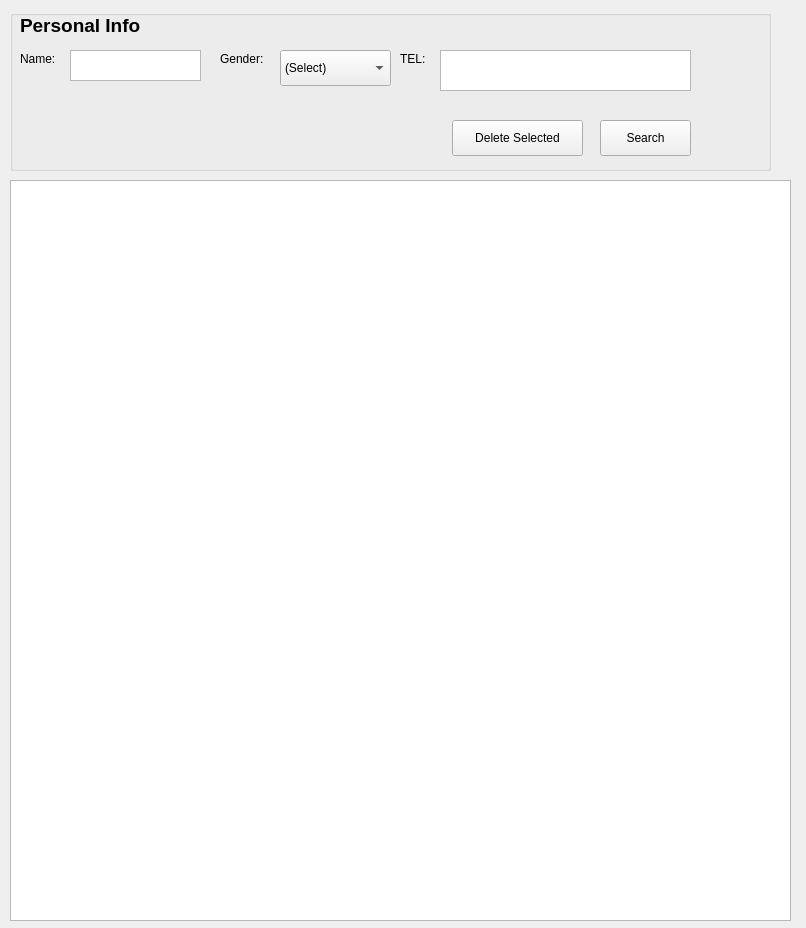
First picture: the form in searchWindow.ui, repository OhaoTech/ClinicManager, before the edit.
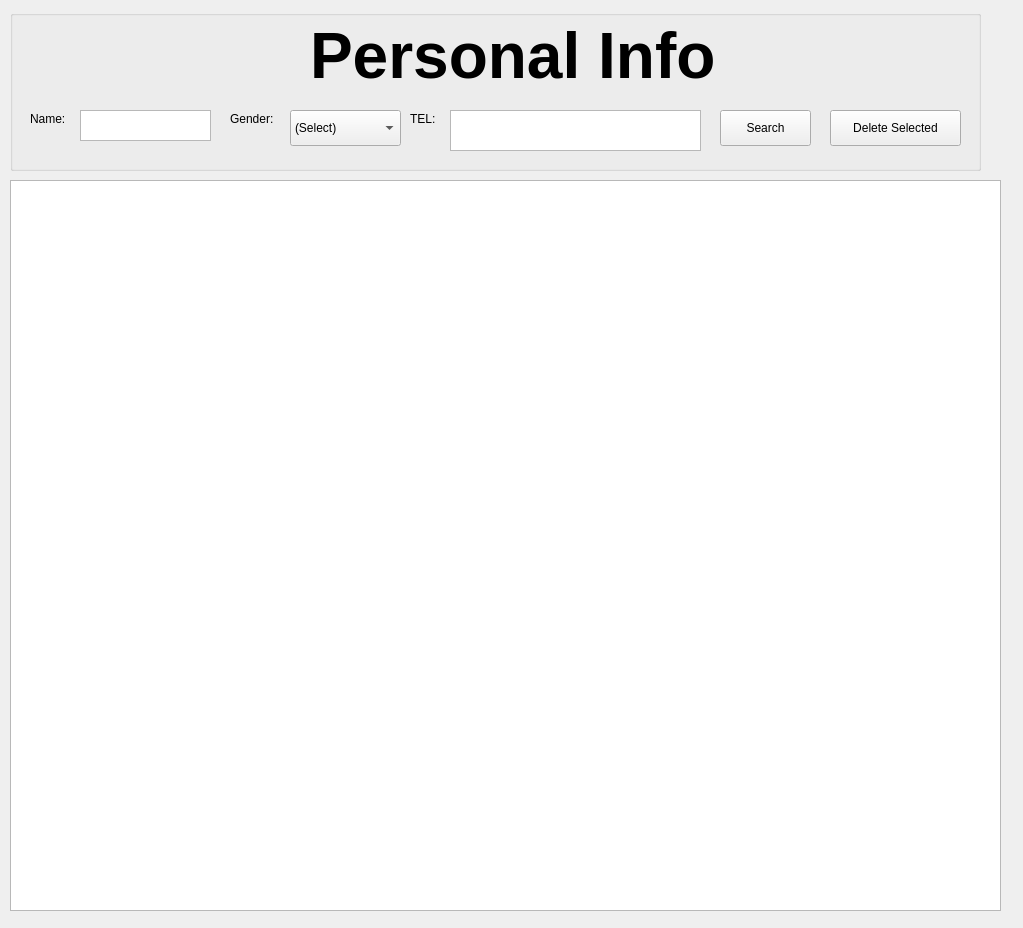
Second picture: the form after the edit. Icons and pictures are not drawn.

Commit message: window  ui  position adjustments

Diff of the .ui file:
```diff
--- a/searchWindow.ui
+++ b/searchWindow.ui
@@ -6,7 +6,7 @@
    <rect>
     <x>0</x>
     <y>0</y>
-    <width>806</width>
+    <width>1023</width>
     <height>928</height>
    </rect>
   </property>
@@ -22,7 +22,7 @@
     <rect>
      <x>10</x>
      <y>10</y>
-     <width>761</width>
+     <width>971</width>
      <height>161</height>
     </rect>
    </property>
@@ -32,8 +32,8 @@
    <widget class="QPushButton" name="search_pushButton">
     <property name="geometry">
      <rect>
-      <x>590</x>
-      <y>110</y>
+      <x>710</x>
+      <y>100</y>
       <width>91</width>
       <height>36</height>
      </rect>
@@ -45,8 +45,8 @@
    <widget class="QPlainTextEdit" name="tel_plainTextEdit">
     <property name="geometry">
      <rect>
-      <x>430</x>
-      <y>40</y>
+      <x>440</x>
+      <y>100</y>
       <width>251</width>
       <height>41</height>
      </rect>
@@ -58,21 +58,21 @@
    <widget class="QLabel" name="personal_info_label">
     <property name="geometry">
      <rect>
-      <x>10</x>
-      <y>0</y>
-      <width>141</width>
-      <height>31</height>
+      <x>300</x>
+      <y>10</y>
+      <width>431</width>
+      <height>71</height>
      </rect>
     </property>
     <property name="text">
-     <string>&lt;html&gt;&lt;head/&gt;&lt;body&gt;&lt;p&gt;&lt;span style=&quot; font-size:14pt; font-weight:700;&quot;&gt;Personal Info&lt;/span&gt;&lt;/p&gt;&lt;/body&gt;&lt;/html&gt;</string>
+     <string>&lt;html&gt;&lt;head/&gt;&lt;body&gt;&lt;p&gt;&lt;span style=&quot; font-size:48pt; font-weight:700;&quot;&gt;Personal Info&lt;/span&gt;&lt;/p&gt;&lt;/body&gt;&lt;/html&gt;</string>
     </property>
    </widget>
    <widget class="QPlainTextEdit" name="name_plainTextEdit">
     <property name="geometry">
      <rect>
-      <x>60</x>
-      <y>40</y>
+      <x>70</x>
+      <y>100</y>
       <width>131</width>
       <height>31</height>
      </rect>
@@ -84,8 +84,8 @@
    <widget class="QLabel" name="name_label">
     <property name="geometry">
      <rect>
-      <x>10</x>
-      <y>40</y>
+      <x>20</x>
+      <y>100</y>
       <width>66</width>
       <height>18</height>
      </rect>
@@ -97,8 +97,8 @@
    <widget class="QLabel" name="tel_label">
     <property name="geometry">
      <rect>
-      <x>390</x>
-      <y>40</y>
+      <x>400</x>
+      <y>100</y>
       <width>66</width>
       <height>18</height>
      </rect>
@@ -110,8 +110,8 @@
    <widget class="QLabel" name="gender_label">
     <property name="geometry">
      <rect>
-      <x>210</x>
-      <y>40</y>
+      <x>220</x>
+      <y>100</y>
       <width>66</width>
       <height>18</height>
      </rect>
@@ -123,8 +123,8 @@
    <widget class="QComboBox" name="gender_comboBox">
     <property name="geometry">
      <rect>
-      <x>270</x>
-      <y>40</y>
+      <x>280</x>
+      <y>100</y>
       <width>111</width>
       <height>36</height>
      </rect>
@@ -148,8 +148,8 @@
    <widget class="QPushButton" name="delete_selected_pushButton">
     <property name="geometry">
      <rect>
-      <x>442</x>
-      <y>110</y>
+      <x>820</x>
+      <y>100</y>
       <width>131</width>
       <height>36</height>
      </rect>
@@ -164,8 +164,8 @@
     <rect>
      <x>10</x>
      <y>180</y>
-     <width>781</width>
-     <height>741</height>
+     <width>991</width>
+     <height>731</height>
     </rect>
    </property>
   </widget>
```
Left out of the diff: 9 changed lines with no effect on the pictures. The commit also changes 5 other files.
